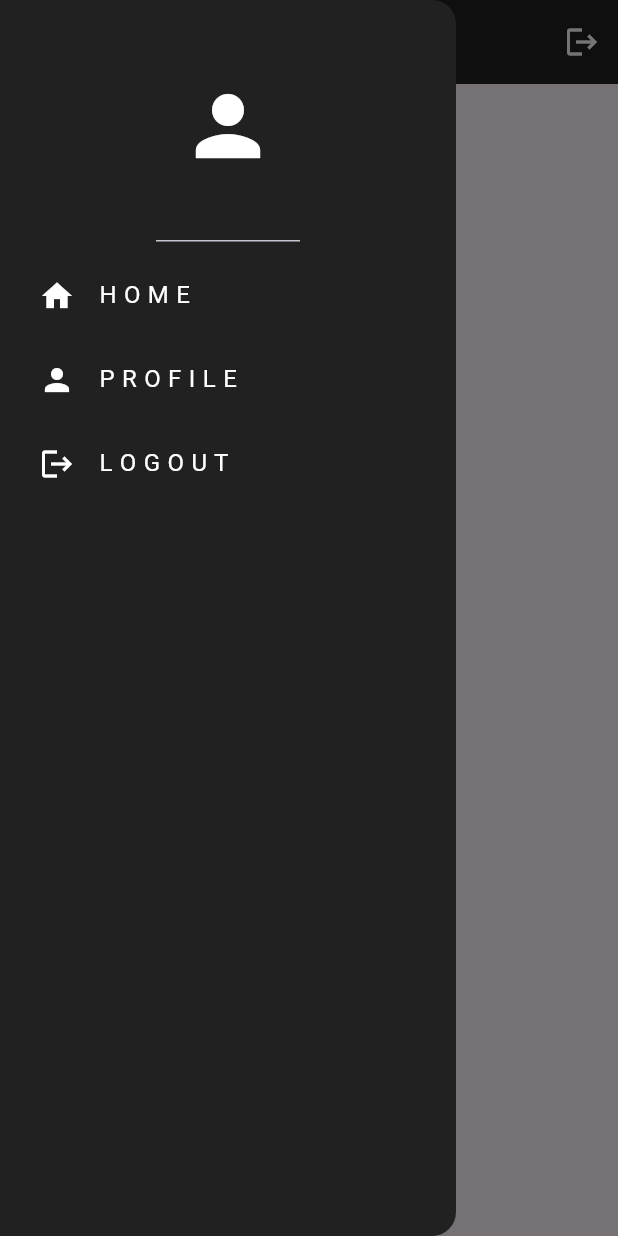
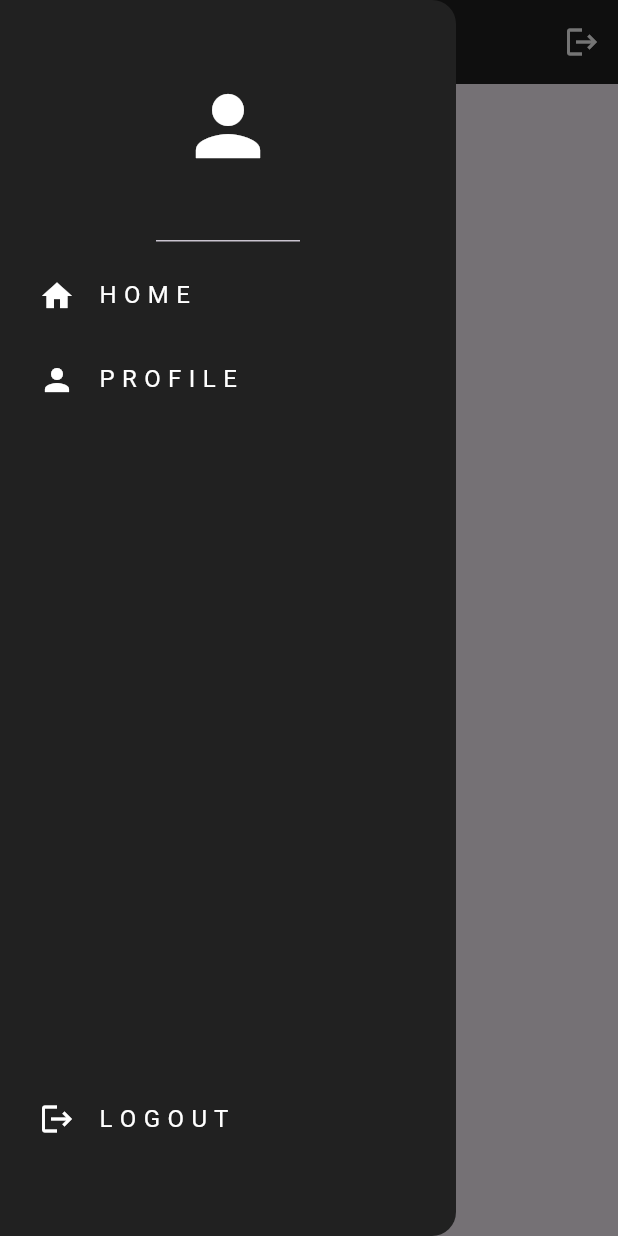
Before and after one commit to Ahnuf-Karim-Chowdhury/GMail-Manager-Flutter-App, a Flutter app: the screen it shows once a user with an empty profile is signed in, with the side drawer open, on a phone screen of 412 x 824 dp. Run offline on Flutter 3.47's test engine with Material 3 defaults, Android fonts, the phone set to English and light mode, and no system bars; our stand-ins replace firebase_auth, firebase_core, flutter_svg, google_sign_in, logger; accounts and stored records are empty; generated files the repository leaves out were written again.

Commit message:
sidebar drawer fixed

```diff
--- a/lib/components/drawer.dart
+++ b/lib/components/drawer.dart
@@ -2,8 +2,8 @@ import 'package:flutter/material.dart';
 import 'package:gmail_manager/components/list_tile.dart';
 
 class UIDrawer extends StatelessWidget {
-  final VoidCallback onProfileTap;  // Corrected the type here
-  final VoidCallback onLogOut;      // Corrected the type here
+  final VoidCallback onProfileTap; // Corrected the type here
+  final VoidCallback onLogOut; // Corrected the type here
 
   const UIDrawer({
     super.key,
@@ -22,6 +22,12 @@ class UIDrawer extends StatelessWidget {
             child: Icon(Icons.person, color: Colors.white, size: 64),
           ),
 
+          Expanded(
+            child: Column(
+              mainAxisAlignment: MainAxisAlignment.spaceBetween,
+              children: [
+                Column(
+                  children: [
                     // home list tile
                     UIListTile(
                       onTap: () {
@@ -33,20 +39,24 @@ class UIDrawer extends StatelessWidget {
 
                     // profile list tile
                     UIListTile(
-            onTap: () {
-              onProfileTap();
-            },
+                      onTap: onProfileTap,
                       icon: Icons.person,
                       text: "P R O F I L E",
                     ),
+                  ],
+                ),
 
                 // logout list tile
-          UIListTile(
-            onTap: () {
-              onLogOut();
-            },
+                Padding(
+                  padding: const EdgeInsets.only(bottom: 50.0),
+                  child: UIListTile(
+                    onTap: onLogOut,
                     icon: Icons.logout,
                     text: "L O G O U T",
+                  ),
+                ),
+              ],
+            ),
           ),
         ],
       ),
```
Lines whose indentation alone changed are shown as unchanged.
